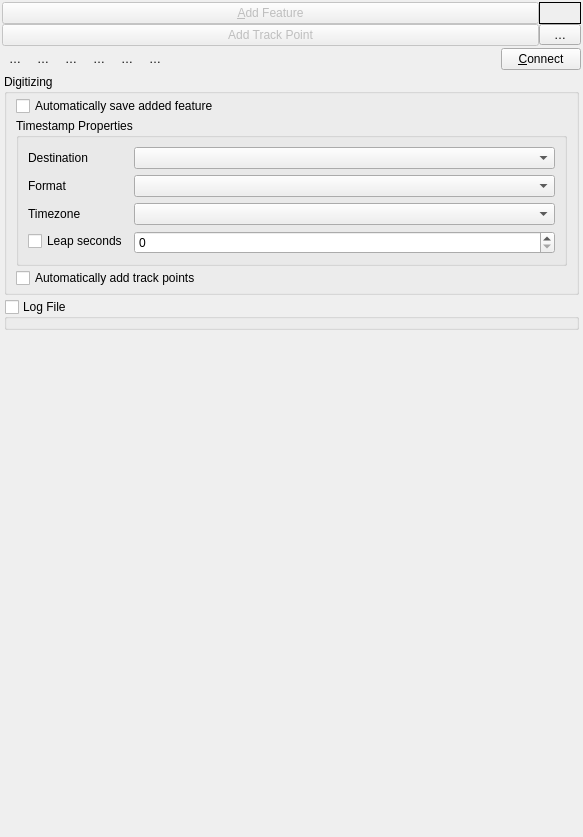
Above: src/ui/qgsgpsinformationwidgetbase.ui from carsmie/QGIS before the change. Below: the same form after it.
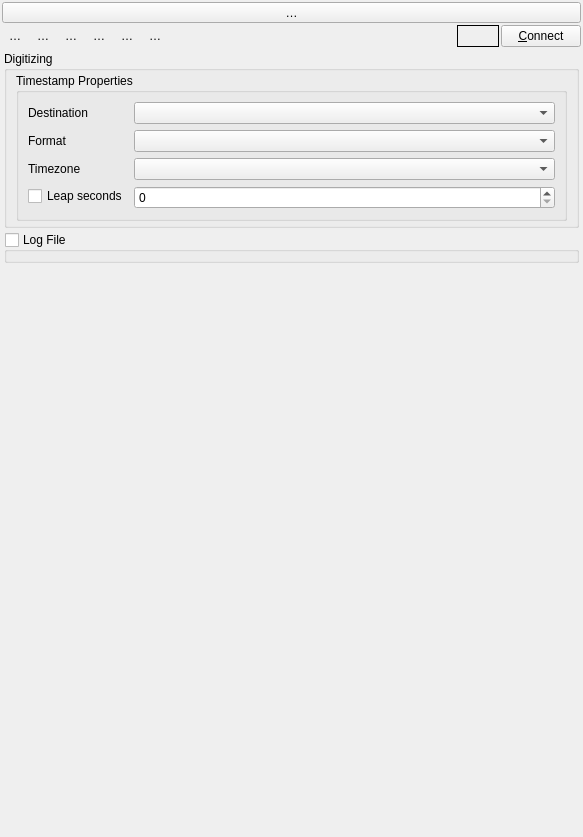
That is the form after the change. Icons and pictures are not drawn. Custom widgets are drawn as their Qt base class.

Diff of the .ui file:
```diff
--- a/src/ui/qgsgpsinformationwidgetbase.ui
+++ b/src/ui/qgsgpsinformationwidgetbase.ui
@@ -31,79 +31,7 @@
    </property>
    <item row="0" column="0">
     <layout class="QGridLayout" name="gridLayout_15">
-     <item row="0" column="1">
-      <widget class="QLabel" name="mLblStatusIndicator">
-       <property name="sizePolicy">
-        <sizepolicy hsizetype="Fixed" vsizetype="Preferred">
-         <horstretch>0</horstretch>
-         <verstretch>0</verstretch>
-        </sizepolicy>
-       </property>
-       <property name="minimumSize">
-        <size>
-         <width>42</width>
-         <height>0</height>
-        </size>
-       </property>
-       <property name="maximumSize">
-        <size>
-         <width>42</width>
-         <height>16777215</height>
-        </size>
-       </property>
-       <property name="toolTip">
-        <string>Quick status indicator:
-green = good or 3D fix
-yellow = good 2D fix
-red = no fix or bad fix
-gray = no data
-
-2D/3D depends on this information being available</string>
-       </property>
-       <property name="frameShape">
-        <enum>QFrame::Box</enum>
-       </property>
-       <property name="text">
-        <string/>
-       </property>
-       <property name="scaledContents">
-        <bool>true</bool>
-       </property>
-      </widget>
-     </item>
-     <item row="0" column="0">
-      <widget class="QPushButton" name="mBtnCloseFeature">
-       <property name="enabled">
-        <bool>false</bool>
-       </property>
-       <property name="sizePolicy">
-        <sizepolicy hsizetype="Preferred" vsizetype="Fixed">
-         <horstretch>0</horstretch>
-         <verstretch>0</verstretch>
-        </sizepolicy>
-       </property>
-       <property name="text">
-        <string>&amp;Add Feature</string>
-       </property>
-      </widget>
-     </item>
      <item row="1" column="0">
-      <widget class="QPushButton" name="mBtnAddVertex">
-       <property name="enabled">
-        <bool>false</bool>
-       </property>
-       <property name="sizePolicy">
-        <sizepolicy hsizetype="Minimum" vsizetype="Fixed">
-         <horstretch>0</horstretch>
-         <verstretch>0</verstretch>
-        </sizepolicy>
-       </property>
-       <property name="text">
-        <string>Add Track Point</string>
-       </property>
-      </widget>
-     </item>
-     <item row="1" column="1">
       <widget class="QToolButton" name="mBtnResetFeature">
        <property name="sizePolicy">
         <sizepolicy hsizetype="Preferred" vsizetype="Fixed">
@@ -602,7 +530,7 @@
             <x>0</x>
             <y>0</y>
             <width>579</width>
-            <height>741</height>
+            <height>776</height>
            </rect>
           </property>
           <layout class="QGridLayout" name="gridLayout_7">
@@ -636,7 +564,7 @@
               <property name="verticalSpacing">
                <number>2</number>
               </property>
-              <item row="1" column="0">
+              <item row="0" column="0">
                <widget class="QGroupBox" name="mGboxTimestamp">
                 <property name="title">
                  <string>Timestamp Properties</string>
@@ -691,23 +619,6 @@
                 </layout>
                </widget>
               </item>
-              <item row="2" column="0">
-               <widget class="QCheckBox" name="mCbxAutoAddVertices">
-                <property name="text">
-                 <string>Automatically add track points</string>
-                </property>
-               </widget>
-              </item>
-              <item row="0" column="0">
-               <widget class="QCheckBox" name="mCbxAutoCommit">
-                <property name="toolTip">
-                 <string>save layer after every feature added</string>
-                </property>
-                <property name="text">
-                 <string>Automatically save added feature</string>
-                </property>
-               </widget>
-              </item>
              </layout>
             </widget>
            </item>
@@ -918,6 +829,46 @@
        </property>
       </spacer>
      </item>
+     <item>
+      <widget class="QLabel" name="mLblStatusIndicator">
+       <property name="sizePolicy">
+        <sizepolicy hsizetype="Fixed" vsizetype="Preferred">
+         <horstretch>0</horstretch>
+         <verstretch>0</verstretch>
+        </sizepolicy>
+       </property>
+       <property name="minimumSize">
+        <size>
+         <width>42</width>
+         <height>0</height>
+        </size>
+       </property>
+       <property name="maximumSize">
+        <size>
+         <width>42</width>
+         <height>16777215</height>
+        </size>
+       </property>
+       <property name="toolTip">
+        <string>Quick status indicator:
+green = good or 3D fix
+yellow = good 2D fix
+red = no fix or bad fix
+gray = no data
+
+2D/3D depends on this information being available</string>
+       </property>
+       <property name="frameShape">
+        <enum>QFrame::Box</enum>
+       </property>
+       <property name="text">
+        <string/>
+       </property>
+       <property name="scaledContents">
+        <bool>true</bool>
+       </property>
+      </widget>
+     </item>
      <item>
       <widget class="QPushButton" name="mConnectButton">
        <property name="sizePolicy">
```
Left out of the diff: 19 changed lines with no effect on the pictures.
